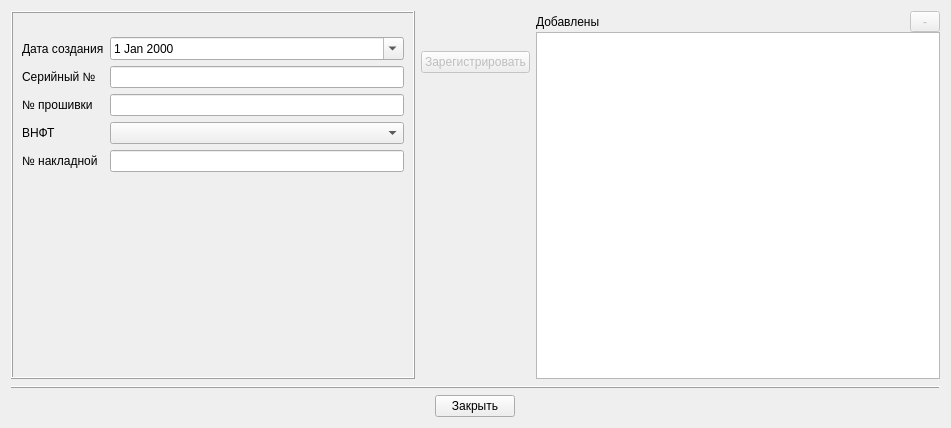
The window that Remont/platewindow.ui (AlexeyScherbakov2021/Remont2) describes before a commit, drawn with Qt 5.
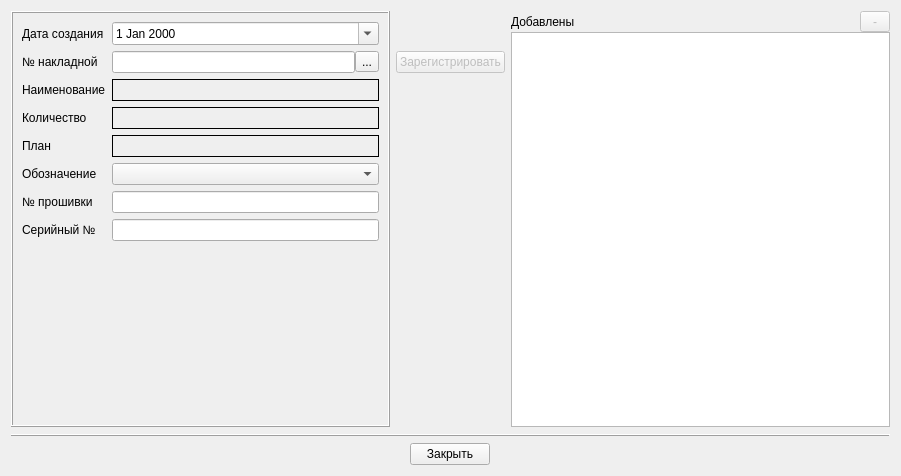
The same window after the commit. Icons and pictures are not drawn.

```diff
--- a/Remont/platewindow.ui
+++ b/Remont/platewindow.ui
@@ -6,8 +6,8 @@
    <rect>
     <x>0</x>
     <y>0</y>
-    <width>951</width>
-    <height>428</height>
+    <width>901</width>
+    <height>476</height>
    </rect>
   </property>
   <property name="windowTitle">
@@ -15,7 +15,7 @@
   </property>
   <layout class="QVBoxLayout" name="verticalLayout_3">
    <item>
-    <layout class="QHBoxLayout" name="horizontalLayout_2" stretch="0,0,0">
+    <layout class="QHBoxLayout" name="horizontalLayout_3">
      <item>
       <widget class="QFrame" name="frame">
        <property name="frameShape">
@@ -24,10 +24,7 @@
        <property name="frameShadow">
         <enum>QFrame::Shadow::Raised</enum>
        </property>
-       <layout class="QFormLayout" name="formLayout_2">
-        <property name="topMargin">
-         <number>24</number>
-        </property>
+       <layout class="QFormLayout" name="formLayout">
         <item row="0" column="0">
          <widget class="QLabel" name="label">
           <property name="text">
@@ -43,56 +40,113 @@
          </widget>
         </item>
         <item row="1" column="0">
-         <widget class="QLabel" name="label_2">
+         <widget class="QLabel" name="label_5">
           <property name="text">
-           <string>Серийный №</string>
+           <string>№ накладной</string>
           </property>
          </widget>
         </item>
         <item row="1" column="1">
-         <widget class="QLineEdit" name="leNumber"/>
+         <layout class="QHBoxLayout" name="horizontalLayout_2">
+          <property name="spacing">
+           <number>0</number>
+          </property>
+          <item>
+           <widget class="QLineEdit" name="leNumberDoc"/>
+          </item>
+          <item>
+           <widget class="QToolButton" name="tbDoc">
+            <property name="text">
+             <string>...</string>
+            </property>
+            <property name="icon">
+             <iconset resource="resource.qrc">
+              <normaloff>:/image/search.png</normaloff>:/image/search.png</iconset>
+            </property>
+           </widget>
+          </item>
+         </layout>
         </item>
         <item row="2" column="0">
-         <widget class="QLabel" name="label_3">
+         <widget class="QLabel" name="label_7">
           <property name="text">
-           <string>№ прошивки</string>
+           <string>Наименование</string>
           </property>
          </widget>
         </item>
         <item row="2" column="1">
-         <widget class="QLineEdit" name="leNumberFW"/>
+         <widget class="QLabel" name="lbName">
+          <property name="minimumSize">
+           <size>
+            <width>0</width>
+            <height>22</height>
+           </size>
+          </property>
+          <property name="frameShape">
+           <enum>QFrame::Shape::Box</enum>
+          </property>
+          <property name="text">
+           <string/>
+          </property>
+         </widget>
         </item>
         <item row="3" column="0">
-         <widget class="QLabel" name="label_4">
+         <widget class="QLabel" name="label_8">
           <property name="text">
-           <string>ВНФТ</string>
+           <string>Количество</string>
+          </property>
+         </widget>
+        </item>
+        <item row="3" column="1">
+         <widget class="QLabel" name="lbCount">
+          <property name="minimumSize">
+           <size>
+            <width>0</width>
+            <height>22</height>
+           </size>
+          </property>
+          <property name="frameShape">
+           <enum>QFrame::Shape::Box</enum>
+          </property>
+          <property name="text">
+           <string/>
           </property>
          </widget>
         </item>
         <item row="4" column="0">
-         <widget class="QLabel" name="label_5">
+         <widget class="QLabel" name="label_9">
           <property name="text">
-           <string>№ накладной</string>
+           <string>План</string>
           </property>
          </widget>
         </item>
         <item row="4" column="1">
-         <widget class="QLineEdit" name="leNumberDoc"/>
+         <widget class="QLabel" name="lbPlan">
+          <property name="minimumSize">
+           <size>
+            <width>0</width>
+            <height>22</height>
+           </size>
+          </property>
+          <property name="frameShape">
+           <enum>QFrame::Shape::Box</enum>
+          </property>
+          <property name="text">
+           <string/>
+          </property>
+          <property name="wordWrap">
+           <bool>true</bool>
+          </property>
+         </widget>
+        </item>
+        <item row="5" column="0">
+         <widget class="QLabel" name="label_4">
+          <property name="text">
+           <string>Обозначение</string>
+          </property>
+         </widget>
         </item>
         <item row="5" column="1">
-         <spacer name="verticalSpacer_2">
-          <property name="orientation">
-           <enum>Qt::Orientation::Vertical</enum>
-          </property>
-          <property name="sizeHint" stdset="0">
-           <size>
-            <width>204</width>
-            <height>163</height>
-           </size>
-          </property>
-         </spacer>
-        </item>
-        <item row="3" column="1">
          <widget class="QComboBox" name="cbVNFT">
           <property name="sizePolicy">
            <sizepolicy hsizetype="Preferred" vsizetype="Fixed">
@@ -120,6 +174,39 @@
           </property>
          </widget>
         </item>
+        <item row="6" column="0">
+         <widget class="QLabel" name="label_3">
+          <property name="text">
+           <string>№ прошивки</string>
+          </property>
+         </widget>
+        </item>
+        <item row="6" column="1">
+         <widget class="QLineEdit" name="leNumberFW"/>
+        </item>
+        <item row="7" column="0">
+         <widget class="QLabel" name="label_2">
+          <property name="text">
+           <string>Серийный №</string>
+          </property>
+         </widget>
+        </item>
+        <item row="7" column="1">
+         <widget class="QLineEdit" name="leNumber"/>
+        </item>
+        <item row="8" column="1">
+         <spacer name="verticalSpacer_2">
+          <property name="orientation">
+           <enum>Qt::Orientation::Vertical</enum>
+          </property>
+          <property name="sizeHint" stdset="0">
+           <size>
+            <width>204</width>
+            <height>163</height>
+           </size>
+          </property>
+         </spacer>
+        </item>
        </layout>
       </widget>
      </item>
```
Left out of the diff: 10 changed lines with no effect on the pictures.
